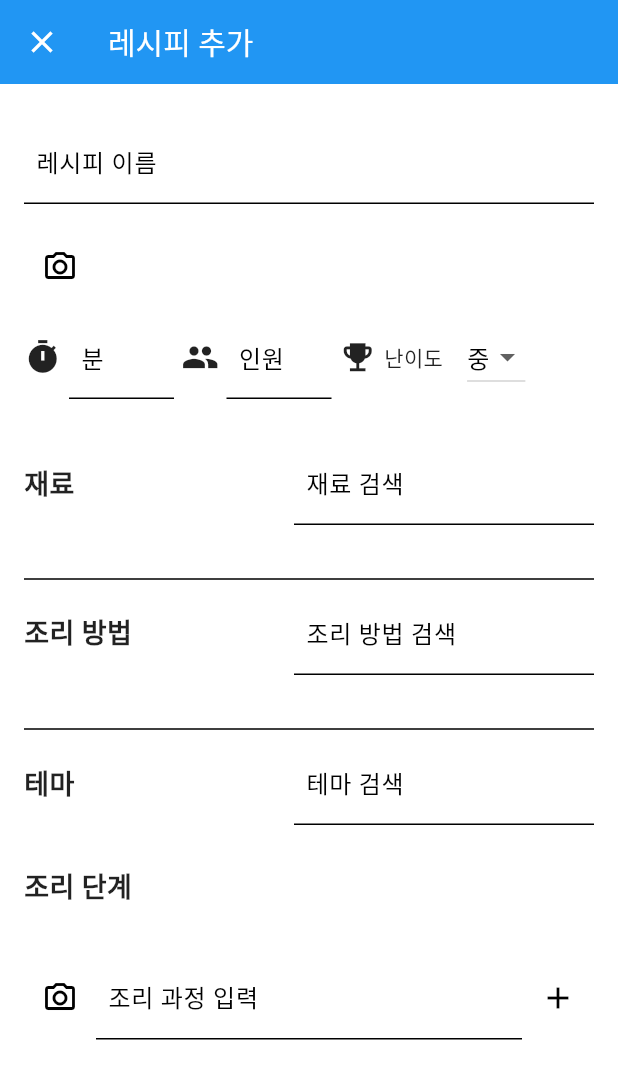
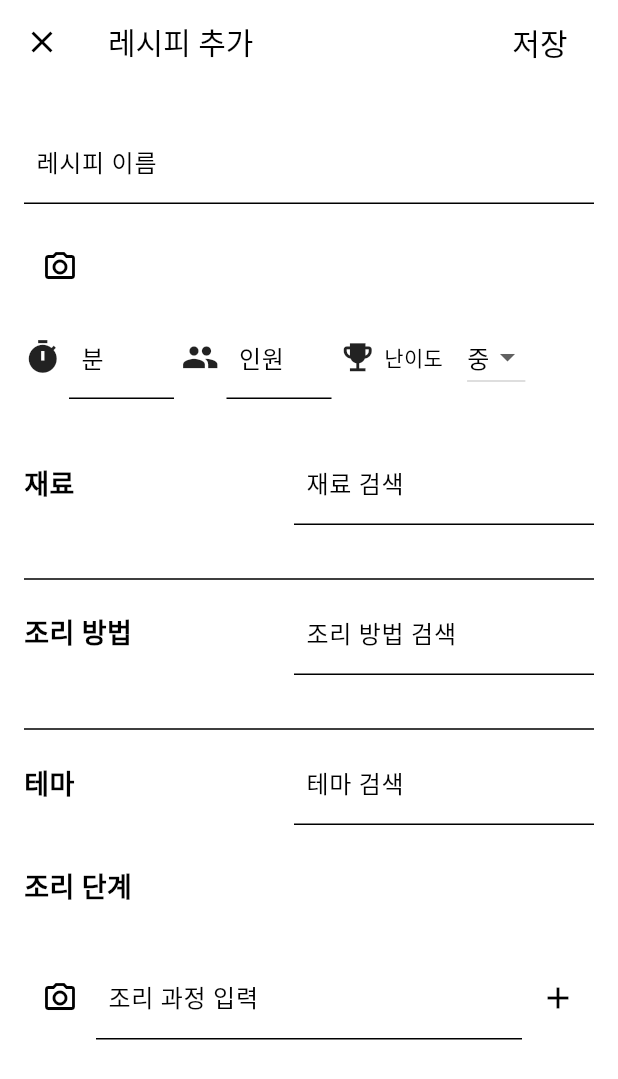
Before and after one commit to seuunng/Food-for-Later, a Flutter app: the RecipeMainPage screen opened directly, after a tap on the "add" icon, on a phone screen of 412 x 824 dp. Shown: the top 1079 px of the screen. Run offline on Flutter 3.47's test engine with Material 3 defaults, Android fonts, the phone set to English and light mode, and no system bars; our stand-ins replace auto_size_text, cloud_firestore, firebase_auth, firebase_core, firebase_storage, fl_chart and 5 more; missing offline and left inert: kakao_flutter_sdk, photo_manager; accounts and stored records are empty.

Commit message:
테마 추가

```diff
--- a/lib/components/floating_add_button.dart
+++ b/lib/components/floating_add_button.dart
@@ -13,7 +13,6 @@
 
   @override
   Widget build(BuildContext context) {
-    final theme = Theme.of(context);
 
     return Container(
       height: 50, // 원하는 높이로 설정
--- a/lib/providers/theme_provider.dart
+++ b/lib/providers/theme_provider.dart
@@ -38,27 +38,54 @@
 
   // 다양한 테마를 정의합니다.
   final ThemeData lightTheme = ThemeData(
-    brightness: Brightness.light,
-    primaryColor: Colors.blue,
-    scaffoldBackgroundColor: Colors.white,
-    appBarTheme: AppBarTheme(
-      color: Colors.blue,
-      iconTheme: IconThemeData(color: Colors.white),
-      titleTextStyle: TextStyle(color: Colors.white, fontSize: 20),
+    brightness: Brightness.light, //전체 앱의 테마 밝기 모드를 설정
+    primaryColor: Colors.white, //앱의 기본 색상을 설정
+    scaffoldBackgroundColor: Colors.white, //Scaffold 위젯의 배경색
+    appBarTheme: AppBarTheme( //AppBar 위젯의 테마를 설정
+      color: Colors.white,
+      iconTheme: IconThemeData(color: Colors.black),
+      titleTextStyle: TextStyle(color: Colors.black, fontSize: 20),
     ),
-    buttonTheme: ButtonThemeData(
-      buttonColor: Colors.blue,
+    drawerTheme: DrawerThemeData(
+      backgroundColor: Colors.white,
+      scrimColor: Colors.white, // Drawer 열릴 때 배경을 덮는 색상
+    ),
+    buttonTheme: ButtonThemeData( //버튼의 테마를 설정
+      buttonColor: Colors.grey[850],
       textTheme: ButtonTextTheme.primary,
     ),
-    cardColor: Colors.white,
-    textTheme: TextTheme(
-      bodyMedium: TextStyle(color: Colors.black87),
-      titleLarge: TextStyle(color: Colors.blueAccent),
+    elevatedButtonTheme: ElevatedButtonThemeData(
+      style: ElevatedButton.styleFrom(
+        backgroundColor: Colors.white, // 버튼의 배경색
+        foregroundColor: Colors.black, // 버튼의 텍스트 색상
+      ),
+    ),
+    floatingActionButtonTheme: FloatingActionButtonThemeData( //플로팅버튼 스타일
+      backgroundColor: Colors.white, // 기본 색상 설정
+      foregroundColor: Colors.black, // 아이콘 색상
+    ),
+    chipTheme: ChipThemeData(
+      backgroundColor: Colors.white, // 기본 배경색, 칩&그리드
+      labelStyle: TextStyle(color: Colors.black), // 기본 텍스트
+      selectedColor: Colors.black, // 선택된 칩의 배경색
+      secondaryLabelStyle: TextStyle(color: Colors.white), // 선택된 칩 텍스트 색상
+      disabledColor: Colors.grey[500],
+    ),
+    // cardColor: Colors.grey[800], //Card 위젯의 배경색을 설정
+    textTheme: TextTheme( //앱의 텍스트 테마
+      bodyMedium: TextStyle(color: Colors.black),//캘린더제목/ 장바구니글씨
+      titleLarge: TextStyle(color: Colors.black),//드로어 제목
     ),
     colorScheme: ColorScheme.light().copyWith(
-      primary: Colors.blue, // 앱의 주요 색상을 검정색으로 지정
-      secondary: Colors.grey, // 필요시 보조 색상을 지정
-      brightness: Brightness.light,
+        primary: Colors.black, // 하단바 아이콘, 탭버튼 제목
+        onPrimary: Colors.black, // 주요 배경위 텍스트나 아이콘색
+        primaryContainer: Colors.white, //primary와 유사한 색상이지만, 더 연한 버전
+        onPrimaryContainer: Colors.white,
+        secondary: Colors.grey[300], // 캘린더 오늘,
+        onSecondary: Colors.black, // 캘렌더 컬러박스 글씨
+        surface:  Colors.grey[300], //카드와 같은 표면 색상, 하단 네브바
+        onSurface: Colors.black, //드롭박스, 사이드바
+        brightness: Brightness.light
     ),
   );
 
@@ -115,7 +142,7 @@
   );
 
   final ThemeData blueTheme = ThemeData(
-    brightness: Brightness.dark,
+    brightness: Brightness.light,
     primaryColor:Color(0xFF3F668F),
     scaffoldBackgroundColor: Color(0xCF5E7891),
     appBarTheme: AppBarTheme(
@@ -127,6 +154,11 @@
       backgroundColor: Color(0xFF05264E),
       scrimColor: Color(0xCF5E7891), // Drawer 열릴 때 배경을 덮는 색상
     ),
+    bottomNavigationBarTheme: BottomNavigationBarThemeData(
+      selectedItemColor: Color(0xFFC3D0D5), // 선택된 아이콘 색상
+      unselectedItemColor: Color(0xFF05264E), // 선택되지 않은 아이콘 색상
+      backgroundColor: Color(0xFF3F668F), // 네비게이션 바 배경색
+    ),
     buttonTheme: ButtonThemeData(
       buttonColor:Color(0xFF3F668F),
       textTheme: ButtonTextTheme.primary,
@@ -134,12 +166,12 @@
     elevatedButtonTheme: ElevatedButtonThemeData(
       style: ElevatedButton.styleFrom(
         backgroundColor: Color(0xFF3F668F), // 버튼의 배경색
-        foregroundColor: Colors.white, // 버튼의 텍스트 색상
+        foregroundColor: Color(0xFFC3D0D5), // 버튼의 텍스트 색상
       ),
     ),
     floatingActionButtonTheme: FloatingActionButtonThemeData( //플로팅버튼 스타일
       backgroundColor: Color(0xFF3F668F), // 기본 색상 설정
-      foregroundColor: Colors.white, // 아이콘 색상
+      foregroundColor: Color(0xFFC3D0D5), // 아이콘 색상
     ),
     chipTheme: ChipThemeData(
       backgroundColor: Color(0xFF3F668F), // 기본 배경색
@@ -150,46 +182,188 @@
     ),
     // cardColor: Colors.blue[100],
     textTheme: TextTheme(
-      bodyMedium: TextStyle(color: Color(0xFF05264E)),
-      titleLarge: TextStyle(color: Color(0xFF05264E)),
+      bodyMedium: TextStyle(color: Color(0xFFC3D0D5)),
+      titleLarge: TextStyle(color: Color(0xFFC3D0D5)),
     ),
     colorScheme: ColorScheme.dark().copyWith(
-        primary: Colors.white, // 주요 배경색
+        primary: Color(0xFFC3D0D5), // 주요 배경색
         onPrimary: Color(0xFF05264E), // 주요 배경위 텍스트나 아이콘색
         primaryContainer: Color(0xFF4A7ECA), //primary와 유사한 색상이지만, 더 연한 버전
-        onPrimaryContainer: Colors.white,
-        secondary: Colors.white, // 보조 배경색
+        onPrimaryContainer: Color(0xFFC3D0D5),
+        secondary: Color(0x41C3D0D5), // 캘린더 오늘,
         onSecondary: Color(0xFF05264E), // 캘렌더 컬러박스 글씨
         surface:  Color(0xFF3F668F), //카드와 같은 표면 색상, 하단 네브바
-        onSurface: Colors.white, //드롭박스, 사이드바
-        brightness: Brightness.dark
+        onSurface: Color(0xFFC3D0D5), //드롭박스, 사이드바
+        brightness: Brightness.light
     ),
   );
 
   final ThemeData greenTheme = ThemeData(
     brightness: Brightness.light,
-    primarySwatch: Colors.green,
-    scaffoldBackgroundColor: Colors.green[50],
+    primaryColor:Color(0xFF19411C),
+    scaffoldBackgroundColor: Color(0xFF28432B),
     appBarTheme: AppBarTheme(
-      color: Colors.green,
+      color: Color(0xFF0D2514),
+      iconTheme: IconThemeData(color: Color(0xFFA7AFAB)),
+      titleTextStyle: TextStyle(color: Color(0xFFA7AFAB), fontSize: 20),
+    ),
+    drawerTheme: DrawerThemeData(
+      backgroundColor: Color(0xFF0D2514),
+      scrimColor: Color(0x6F19411C), // Drawer 열릴 때 배경을 덮는 색상
+    ),
+    bottomNavigationBarTheme: BottomNavigationBarThemeData(
+      selectedItemColor: Color(0xFFA7AFAB), // 선택된 아이콘 색상
+      unselectedItemColor: Color(0xFF0D2514), // 선택되지 않은 아이콘 색상
+      backgroundColor: Color(0xFF19411C), // 네비게이션 바 배경색
+    ),
+    buttonTheme: ButtonThemeData(
+      buttonColor:Color(0xFF19411C),
+      textTheme: ButtonTextTheme.primary,
+    ),
+    elevatedButtonTheme: ElevatedButtonThemeData(
+      style: ElevatedButton.styleFrom(
+        backgroundColor: Color(0xFF19411C), // 버튼의 배경색
+        foregroundColor: Color(0xFFA7AFAB), // 버튼의 텍스트 색상
+      ),
+    ),
+    floatingActionButtonTheme: FloatingActionButtonThemeData( //플로팅버튼 스타일
+      backgroundColor: Color(0xFF19411C), // 기본 색상 설정
+      foregroundColor: Color(0xFFA7AFAB), // 아이콘 색상
+    ),
+    chipTheme: ChipThemeData(
+      backgroundColor: Color(0xFF19411C), // 기본 배경색
+      labelStyle: TextStyle(color: Color(0xFFA7AFAB)), // 기본 텍스트
+      selectedColor: Color(0xFF0D2514), // 선택된 칩의 배경색
+      secondaryLabelStyle: TextStyle(color: Color(0xFFA7AFAB)), // 선택된 칩 텍스트 색상
+      disabledColor: Colors.grey[500],
+    ),
+    // cardColor: Colors.blue[100],
+    textTheme: TextTheme(
+      bodyMedium: TextStyle(color: Color(0xFFA7AFAB)),
+      titleLarge: TextStyle(color: Color(0xFFA7AFAB)),
+    ),
+    colorScheme: ColorScheme.dark().copyWith(
+        primary: Color(0xFFA7AFAB), // 주요 배경색
+        onPrimary: Color(0xFF0D2514), // 주요 배경위 텍스트나 아이콘색
+        primaryContainer: Color(0xFF19411C), //primary와 유사한 색상이지만, 더 연한 버전
+        onPrimaryContainer: Color(0xFFA7AFAB),
+        secondary: Color(0xFFA7AFAB), // 캘린더 오늘,
+        onSecondary: Color(0xFF0D2514), // 캘렌더 컬러박스 글씨
+        surface:  Color(0xFF19411C), //카드와 같은 표면 색상, 하단 네브바
+        onSurface: Color(0xFFA7AFAB), //드롭박스, 사이드바
+        brightness: Brightness.light
+    ),
+  );
+
+  final ThemeData brownTheme = ThemeData(
+    brightness: Brightness.light, //전체 앱의 테마 밝기 모드를 설정
+    primaryColor: Colors.white, //앱의 기본 색상을 설정
+    scaffoldBackgroundColor: Colors.white, //Scaffold 위젯의 배경색
+    appBarTheme: AppBarTheme( //AppBar 위젯의 테마를 설정
+      color: Color(0xFFB28659),
       iconTheme: IconThemeData(color: Colors.white),
       titleTextStyle: TextStyle(color: Colors.white, fontSize: 20),
     ),
-    buttonTheme: ButtonThemeData(
-      buttonColor: Colors.green[700],
+    drawerTheme: DrawerThemeData(
+      backgroundColor: Color(0xFFB28659),
+      scrimColor: Color(0x6CB28659), // Drawer 열릴 때 배경을 덮는 색상
+    ),
+    buttonTheme: ButtonThemeData( //버튼의 테마를 설정
+      buttonColor: Colors.grey[850],
       textTheme: ButtonTextTheme.primary,
     ),
-    cardColor: Colors.green[100],
-    textTheme: TextTheme(
-      bodyMedium: TextStyle(color: Colors.green[900]),
-      titleLarge: TextStyle(color: Colors.green[800]),
+    elevatedButtonTheme: ElevatedButtonThemeData(
+      style: ElevatedButton.styleFrom(
+        backgroundColor: Color(0xFFB28659), // 버튼의 배경색
+        foregroundColor: Colors.white, // 버튼의 텍스트 색상
+      ),
+    ),
+    floatingActionButtonTheme: FloatingActionButtonThemeData( //플로팅버튼 스타일
+      backgroundColor: Color(0xFFB28659), // 기본 색상 설정
+      foregroundColor: Colors.white, // 아이콘 색상
+    ),
+    chipTheme: ChipThemeData(
+      backgroundColor: Color(0xFFE5D8C9), // 기본 배경색, 칩&그리드
+      labelStyle: TextStyle(color: Color(0xFFB28659)), // 기본 텍스트
+      selectedColor: Color(0xFFB28659), // 선택된 칩의 배경색
+      secondaryLabelStyle: TextStyle(color: Colors.white), // 선택된 칩 텍스트 색상
+      disabledColor: Colors.grey[500],
+    ),
+    // cardColor: Colors.grey[800], //Card 위젯의 배경색을 설정
+    textTheme: TextTheme( //앱의 텍스트 테마
+      bodyMedium: TextStyle(color: Color(0xFF2C1803)),//캘린더제목/ 장바구니글씨
+      titleLarge: TextStyle(color: Colors.white),
     ),
     colorScheme: ColorScheme.light().copyWith(
-      primary: Colors.green, // 앱의 주요 색상을 검정색으로 지정
-      secondary: Colors.grey, // 필요시 보조 색상을 지정
-      brightness: Brightness.light,
+        primary: Color(0xFF836441), // 하단바 아이콘, 탭버튼 제목
+        onPrimary: Color(0xFF2C1803), // 주요 배경위 텍스트나 아이콘색
+        primaryContainer: Colors.white, //primary와 유사한 색상이지만, 더 연한 버전
+        onPrimaryContainer: Color(0xFFE5D8C9),
+        secondary: Color(0xFFE5D8C9), // 캘린더 오늘,
+        onSecondary: Colors.black, // 캘렌더 컬러박스 글씨
+        surface:  Color(0xFFE5D8C9), //카드와 같은 표면 색상, 하단 네브바
+        onSurface: Color(0xFF2C1803), //드롭박스, 사이드바
+        brightness: Brightness.light
     ),
   );
+
+  // 다양한 테마를 정의합니다.
+  final ThemeData pinkTheme = ThemeData(
+    brightness: Brightness.light, //전체 앱의 테마 밝기 모드를 설정
+    primaryColor: Color(0xFFE2A69E), //앱의 기본 색상을 설정
+    scaffoldBackgroundColor: Colors.white, //Scaffold 위젯의 배경색
+    appBarTheme: AppBarTheme( //AppBar 위젯의 테마를 설정
+      color: Color(0xFFE2A69E),
+      iconTheme: IconThemeData(color: Color(0xFF453837)),
+      titleTextStyle: TextStyle(color: Color(0xFF453837), fontSize: 20),
+    ),
+    drawerTheme: DrawerThemeData(
+      backgroundColor: Color(0xFFE2A69E),
+      scrimColor: Colors.white, // Drawer 열릴 때 배경을 덮는 색상
+    ),
+    bottomNavigationBarTheme: BottomNavigationBarThemeData(
+      selectedItemColor: Colors.white, // 선택된 아이콘 색상
+      unselectedItemColor: Color(0xFF453837), // 선택되지 않은 아이콘 색상
+      backgroundColor: Color(0xFFE2A69E), // 네비게이션 바 배경색
+    ),
+    buttonTheme: ButtonThemeData( //버튼의 테마를 설정
+      buttonColor: Color(0xFFB0958F),
+      textTheme: ButtonTextTheme.primary,
+    ),
+    elevatedButtonTheme: ElevatedButtonThemeData(
+      style: ElevatedButton.styleFrom(
+        backgroundColor: Color(0xFFE2A69E), // 버튼의 배경색
+        foregroundColor: Colors.white, // 버튼의 텍스트 색상
+      ),
+    ),
+    floatingActionButtonTheme: FloatingActionButtonThemeData( //플로팅버튼 스타일
+      backgroundColor: Color(0xFFE2A69E), // 기본 색상 설정
+      foregroundColor: Colors.white, // 아이콘 색상
+    ),
+    chipTheme: ChipThemeData(
+      backgroundColor: Colors.white, // 기본 배경색, 칩&그리드
+      labelStyle: TextStyle(color: Color(0xFFB0958F)), // 기본 텍스트
+      selectedColor: Color(0xFFE2A69E), // 선택된 칩의 배경색
+      secondaryLabelStyle: TextStyle(color: Colors.white), // 선택된 칩 텍스트 색상
+      disabledColor: Colors.grey[500],
+    ),
+    textTheme: TextTheme( //앱의 텍스트 테마
+      bodyMedium: TextStyle(color: Colors.black),//캘린더제목/ 장바구니글씨
+      titleLarge: TextStyle(color: Color(0xFF453837)),//드로어 제목
+    ),
+    colorScheme: ColorScheme.light().copyWith(
+        primary: Color(0xFF453837), // 탭버튼 제목
+        onPrimary: Colors.black, // 주요 배경위 텍스트나 아이콘색
+        primaryContainer: Colors.white, //primary와 유사한 색상이지만, 더 연한 버전
+        onPrimaryContainer: Colors.white,
+        secondary: Color(0x83E2A69E), // 캘린더 오늘,
+        onSecondary: Colors.black, // 캘렌더 컬러박스 글씨
+        surface:  Color(0xFFE2A69E), //카드와 같은 표면 색상
+        onSurface: Color(0xFF5E4F4C), //드롭박스, 사이드바
+        brightness: Brightness.light
+    ),
+  );
+
 
   // 현재 선택된 테마를 반환하는 메서드
   ThemeData get currentTheme {
@@ -202,6 +376,10 @@
         return blueTheme;
       case CustomThemeMode.green:
         return greenTheme;
+      case CustomThemeMode.brown:
+        return brownTheme;
+      case CustomThemeMode.pink:
+        return pinkTheme;
       default:
         return lightTheme;
     }
--- a/lib/screens/home_screen.dart
+++ b/lib/screens/home_screen.dart
@@ -193,14 +193,15 @@
               child: Text(
                 '설정',
                 style: TextStyle(
-                  color: Colors.white,
+                  color: Theme.of(context).textTheme.titleLarge?.color,
                   fontSize: 24,
                 ),
               ),
             ),
           ),
           ListTile(
-            leading: Icon(Icons.person),
+            leading: Icon(Icons.person,
+                color: Theme.of(context).colorScheme.onSurface),
             title: Text('계정 정보'),
             onTap: () {
               Navigator.pop(context); // 사이드바 닫기
@@ -213,7 +214,8 @@
             },
           ),
           ListTile(
-            leading: Icon(Icons.system_security_update_good),
+            leading: Icon(Icons.system_security_update_good,
+                color: Theme.of(context).colorScheme.onSurface),
             title: Text('어플 사용 설정'),
             onTap: () {
               Navigator.pop(context); // 사이드바 닫기
@@ -225,7 +227,8 @@
             },
           ),
           ListTile(
-            leading: Icon(Icons.language),
+            leading: Icon(Icons.language,
+                color: Theme.of(context).colorScheme.onSurface),
             title: Text('어플 환경 설정'),
             onTap: () {
               Navigator.pop(context); // 사이드바 닫기
@@ -238,7 +241,8 @@
             },
           ),
           ListTile(
-            leading: Icon(Icons.send),
+            leading: Icon(Icons.send,
+            color: Theme.of(context).colorScheme.onSurface),
             title: Text('의견보내기'),
             onTap: () {
               Navigator.pop(context); // 사이드바 닫기
@@ -252,7 +256,8 @@
           ),
           Spacer(),
           ListTile(
-            leading: Icon(Icons.verified_user),
+            leading: Icon(Icons.verified_user,
+                color: Theme.of(context).colorScheme.onSurface),
             title: Text('관리자 페이지'),
             onTap: () {
               Navigator.pop(context); // 사이드바 닫기
--- a/lib/screens/recipe/recipe_grid.dart
+++ b/lib/screens/recipe/recipe_grid.dart
@@ -94,7 +94,7 @@
               child: AutoSizeText(
                 category,
                 style: TextStyle(color: selectedCategory == category
-                    ? theme.chipTheme.disabledColor
+                    ? theme.chipTheme.secondaryLabelStyle!.color
                     : theme.chipTheme.labelStyle!.color,),
                 maxLines: 1,
                 overflow: TextOverflow.ellipsis,
--- a/lib/screens/recipe/recipe_main_page.dart
+++ b/lib/screens/recipe/recipe_main_page.dart
@@ -292,7 +292,8 @@
                   ),
                 ),
                 IconButton(
-                  icon: Icon(Icons.bookmark, size: 60), // 스크랩 아이콘 크기 조정
+                  icon: Icon(Icons.bookmark, size: 60,
+                      color: Theme.of(context).colorScheme.onSurface), // 스크랩 아이콘 크기 조정
                   onPressed: () {
                     Navigator.push(
                       context,
--- a/lib/screens/records/records_calendar_view.dart
+++ b/lib/screens/records/records_calendar_view.dart
@@ -150,6 +150,7 @@
                           icon: Icon(
                             Icons.arrow_back_ios_new,
                             size: 20,
+                            color: theme.textTheme.bodyMedium!.color,
                           ),
                           onPressed: () {
                             setState(() {
@@ -169,6 +170,7 @@
                           icon: Icon(
                             Icons.arrow_forward_ios,
                             size: 20,
+                            color: theme.textTheme.bodyMedium!.color,
                           ),
                           onPressed: () {
                             setState(() {
@@ -275,10 +277,10 @@
                                       '$day',
                                       style: TextStyle(
                                         color: isSelected
-                                            ? theme.colorScheme.primary
+                                            ? theme.colorScheme.onPrimary
                                             : isToday
-                                                ? theme.colorScheme.primary
-                                                : theme.colorScheme.secondary,
+                                                ? theme.colorScheme.onPrimary
+                                                : theme.colorScheme.onSecondary,
                                         fontWeight: isSelected
                                             ? FontWeight.bold
                                             : FontWeight.normal,
--- a/lib/themes/custom_theme_mode.dart
+++ b/lib/themes/custom_theme_mode.dart
@@ -3,5 +3,7 @@
   dark,
   blue,
   green,
+  brown,
+  pink
   // 필요한 경우 더 추가
 }
```
